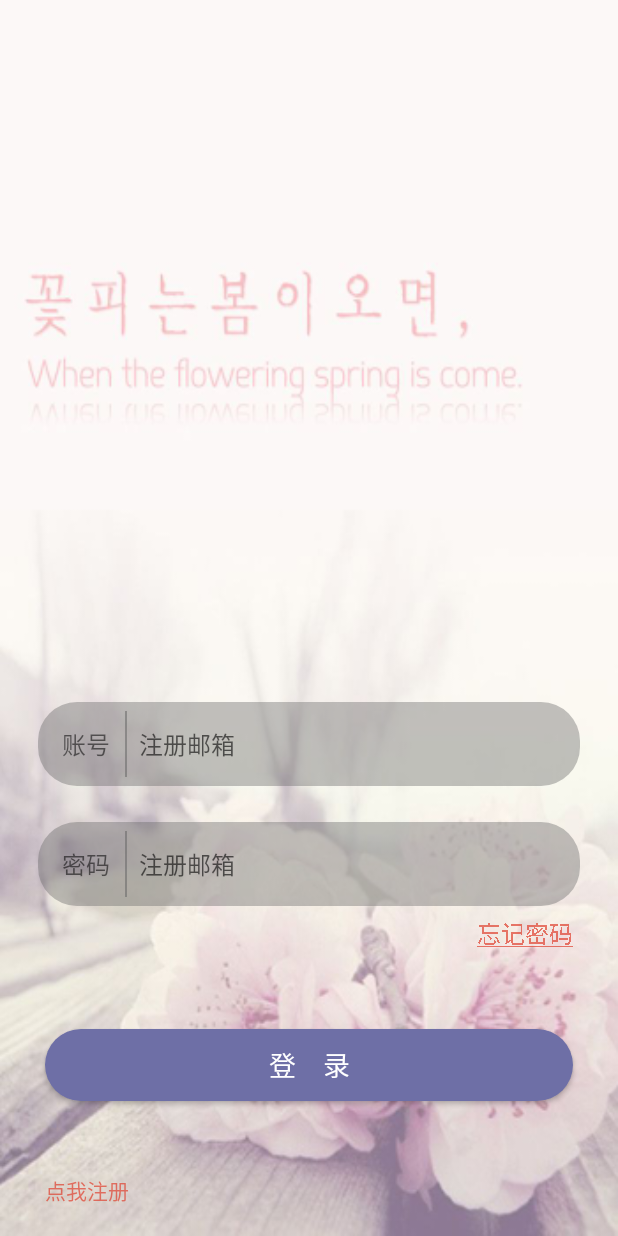
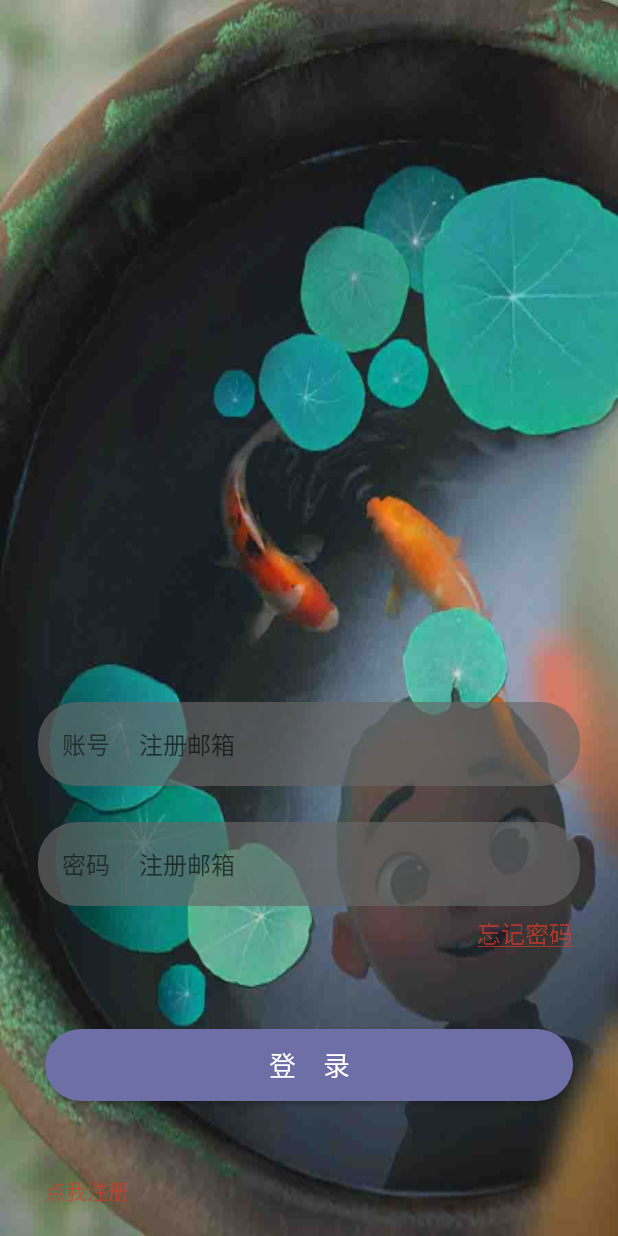
Before and after one commit to 1004145468/xtuPlayer, an Android app: the LoginActivity screen opened directly, with no data from a screen before it, on a phone screen of 412 x 824 dp. Run offline under Robolectric (Android 15) with nearby library versions, the phone set to English and light mode, and no system bars; our stand-ins replace ButterKnife; libraries missing offline, so code that uses them is left out: cn.bmob.v3.

Commit message:
修改界面背景

```diff
--- a/Player/app/src/main/res/drawable/circleround_grey_bg.xml
+++ b/Player/app/src/main/res/drawable/circleround_grey_bg.xml
@@ -2,7 +2,7 @@
 <shape xmlns:android="http://schemas.android.com/apk/res/android"
     android:shape="rectangle">
 
-    <solid android:color="#66666666" />
+    <solid android:color="#aa666666" />
 
     <corners android:radius="26dp" />
 
--- a/Player/app/src/main/res/layout/fragment_localvideo.xml
+++ b/Player/app/src/main/res/layout/fragment_localvideo.xml
@@ -7,8 +7,9 @@
         android:id="@+id/launcher_empty"
         android:layout_width="match_parent"
         android:layout_height="match_parent"
-        android:scaleType="centerInside"
-        android:src="@drawable/default_message_empty" />
+        android:scaleType="centerCrop"
+        android:src="@drawable/default_message_empty"
+        />
 
     <TextView
         android:id="@+id/media_title"
```
Also changed, not shown: Player/app/src/main/res/drawable-xxhdpi/default_message_empty.jpg (added), Player/app/src/main/res/drawable-xxhdpi/default_message_empty.png (deleted), Player/app/src/main/res/drawable-xxhdpi/regeist_bg.jpg.
